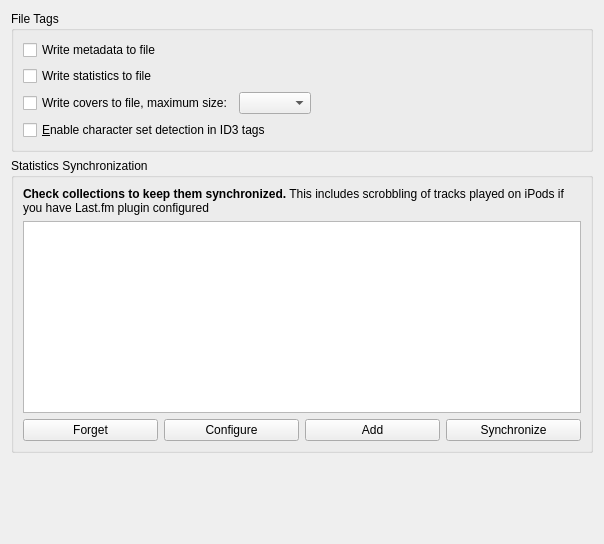
Before: the Qt Designer form src/configdialog/dialogs/MetadataConfig.ui in KDE/amarok, drawn with Qt 5.
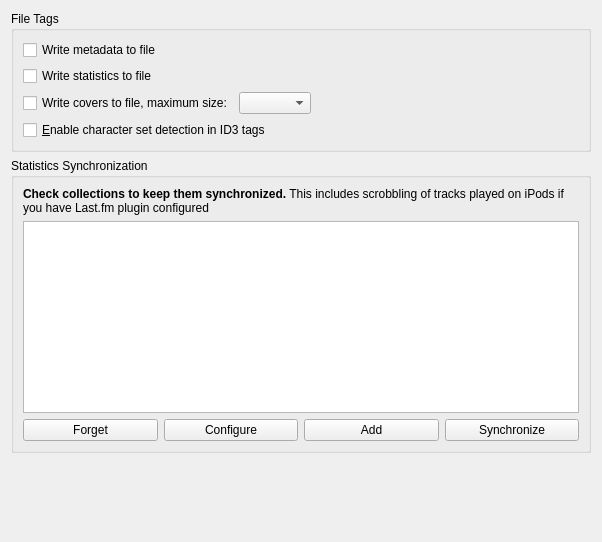
After: the same form once the commit is applied. Custom widgets are drawn as their Qt base class.

What changed in the file:
```diff
--- a/src/configdialog/dialogs/MetadataConfig.ui
+++ b/src/configdialog/dialogs/MetadataConfig.ui
@@ -6,8 +6,8 @@
    <rect>
     <x>0</x>
     <y>0</y>
-    <width>604</width>
-    <height>544</height>
+    <width>602</width>
+    <height>542</height>
    </rect>
   </property>
   <layout class="QVBoxLayout" name="verticalLayout">
```
Left out of the diff: 6 changed lines with no effect on the pictures.
